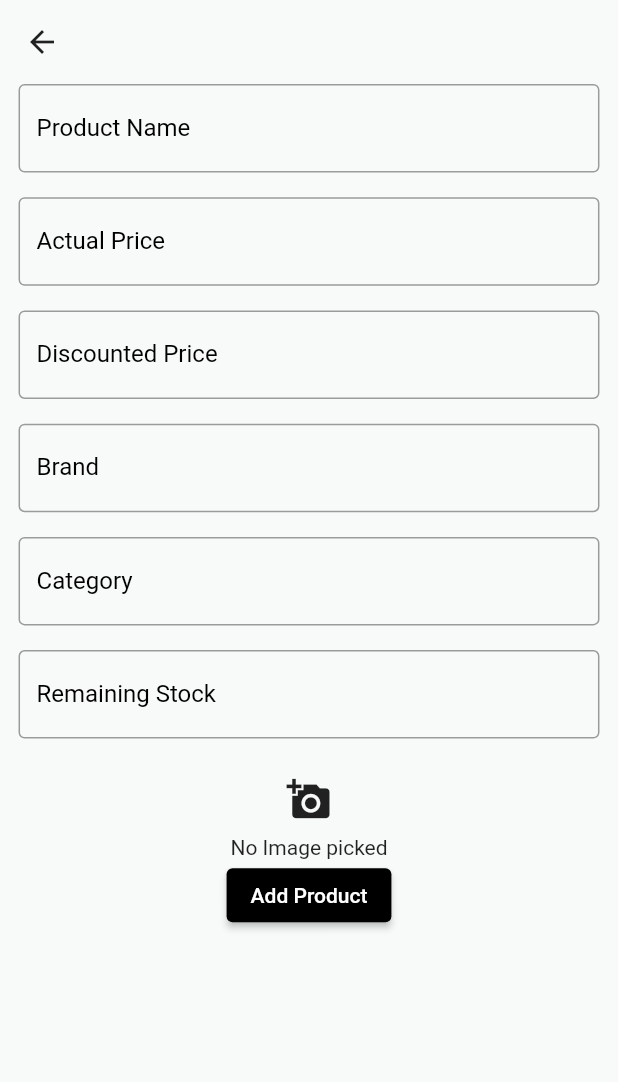
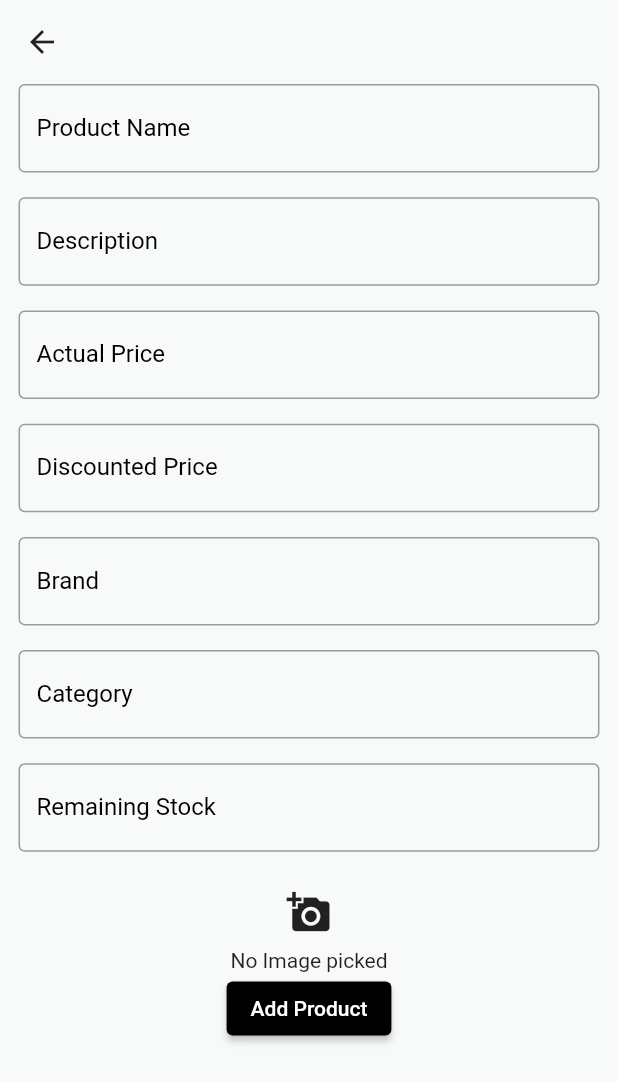
Before and after one commit to VISHNUPRABHAKARAN-7100/Phonix-SmartPhone-Store-Admin-Panel, a Flutter app: the AddProduct screen opened directly, on a phone screen of 412 x 824 dp. Shown: the top 1082 px of the screen. Run offline on Flutter 3.47's test engine with Material 2 defaults, Android fonts, the phone set to English and light mode, and no system bars; our stand-ins replace google_fonts, image_picker; network calls fail.

Commit message:
End of the day

```diff
--- a/lib/add_product_screen/controller/add_product_provider.dart
+++ b/lib/add_product_screen/controller/add_product_provider.dart
@@ -1,11 +1,18 @@
 import 'dart:developer';
 import 'dart:io';
-
 import 'package:flutter/cupertino.dart';
 import 'package:flutter/services.dart';
 import 'package:image_picker/image_picker.dart';
 
 class AddProductProvider with ChangeNotifier {
+  final productNameTextEditingController = TextEditingController();
+  final descriptionTextEditingController = TextEditingController();
+  final actualPriceTextEditingController = TextEditingController();
+  final discountedPriceTextEditingController = TextEditingController();
+  final brandTextEditingController = TextEditingController();
+  final categoryTextEditingController = TextEditingController();
+  final remainigStockTextEditingController = TextEditingController();
+
   File? image;
   final ImagePicker imagePicker = ImagePicker();
   List<XFile>? imageFileList = [];
--- a/lib/add_product_screen/view/add_product_screen.dart
+++ b/lib/add_product_screen/view/add_product_screen.dart
@@ -29,11 +29,14 @@ class _AddProductState extends State<AddProduct> {
         padding: EdgeInsets.symmetric(horizontal: size.width * .03),
         child: ListView(
           children: [
-            Form(
+            Consumer<AddProductProvider>(
+              builder: (context, addProductProviderValue, child) => Form(
                 child: Column(
                   children: [
                     // Textformfield for the name of the product.
                     TextFormField(
+                      controller: addProductProviderValue
+                          .productNameTextEditingController,
                       decoration: InputDecoration(
                         labelStyle: const TextStyle(
                           color: Colors.black,
@@ -52,8 +55,31 @@ class _AddProductState extends State<AddProduct> {
                     SizedBox(
                       height: size.height * .02,
                     ),
+                    TextFormField(
+                      controller: addProductProviderValue
+                          .descriptionTextEditingController,
+                      decoration: InputDecoration(
+                        labelStyle: const TextStyle(
+                          color: Colors.black,
+                        ),
+                        focusedBorder: OutlineInputBorder(
+                          borderRadius: BorderRadius.circular(10.0),
+                          borderSide: const BorderSide(
+                            color: Colors.black,
+                          ),
+                        ),
+                        labelText: 'Description',
+                        focusColor: Colors.black,
+                        border: const OutlineInputBorder(),
+                      ),
+                    ),
+                    SizedBox(
+                      height: size.height * .02,
+                    ),
                     // Textformfield for the actual price of the product.
                     TextFormField(
+                      controller: addProductProviderValue
+                          .actualPriceTextEditingController,
                       decoration: InputDecoration(
                         labelStyle: const TextStyle(
                           color: Colors.black,
@@ -74,6 +100,8 @@ class _AddProductState extends State<AddProduct> {
                     ),
                     // Textformfield for the price of the product.
                     TextFormField(
+                      controller: addProductProviderValue
+                          .discountedPriceTextEditingController,
                       decoration: InputDecoration(
                         labelStyle: const TextStyle(
                           color: Colors.black,
@@ -94,6 +122,8 @@ class _AddProductState extends State<AddProduct> {
                     ),
                     // Textformfield for the brand of the product.
                     TextFormField(
+                      controller:
+                          addProductProviderValue.brandTextEditingController,
                       decoration: InputDecoration(
                         labelStyle: const TextStyle(
                           color: Colors.black,
@@ -112,8 +142,11 @@ class _AddProductState extends State<AddProduct> {
                     SizedBox(
                       height: size.height * .02,
                     ),
+
                     // Textformfield for category of the product.
                     TextFormField(
+                      controller:
+                          addProductProviderValue.categoryTextEditingController,
                       decoration: InputDecoration(
                         labelStyle: const TextStyle(
                           color: Colors.black,
@@ -134,6 +167,9 @@ class _AddProductState extends State<AddProduct> {
                     ),
                     // Textformfield for the remaining stock of the product.
                     TextFormField(
+                      controller: addProductProviderValue
+                          .remainigStockTextEditingController,
+                      keyboardType: TextInputType.number,
                       decoration: InputDecoration(
                         labelStyle: const TextStyle(
                           color: Colors.black,
@@ -152,8 +188,7 @@ class _AddProductState extends State<AddProduct> {
                     SizedBox(
                       height: size.height * .02,
                     ),
-                  Consumer<AddProductProvider>(
-                    builder: (context, addProductProviderValue, child) =>
+
                     Column(
                       children: [
                         IconButton(
@@ -198,9 +233,9 @@ class _AddProductState extends State<AddProduct> {
                           child: const Text('Add Product'),
                         )
                       ],
-                    ),
                     )
                   ],
+                ),
               ),
             )
           ],
```
Lines whose indentation alone changed are shown as unchanged.
